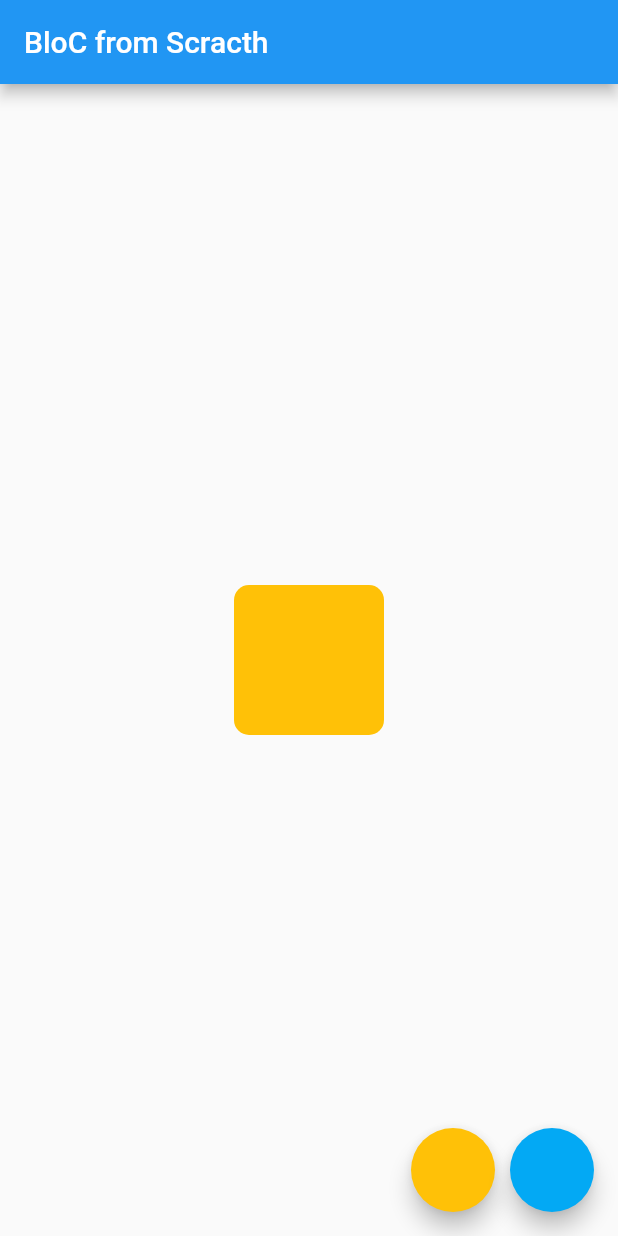
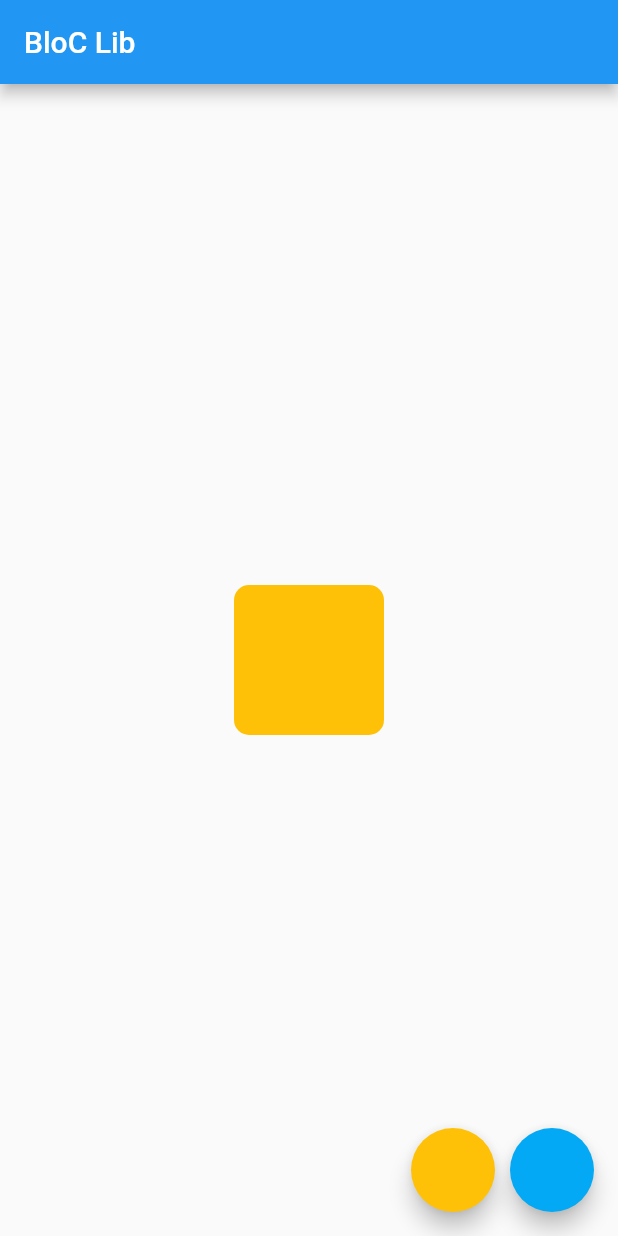
Before and after one commit to ajisyahroni/Flutter_7-BLoC, a Flutter app: the screen it shows after launch, on a phone screen of 412 x 824 dp. Run offline on Flutter 3.47's test engine with Material 2 defaults, Android fonts, the phone set to English and light mode, and no system bars.

Commit message:
INIT: init main.dart for bloc lib

```diff
--- a/lib/main.dart
+++ b/lib/main.dart
@@ -2,19 +2,20 @@ import 'package:flutter/material.dart';
 
 void main() => runApp(MyApp());
 
-class MyApp extends StatefulWidget {
-  @override
-  _MyAppState createState() => _MyAppState();
-}
-
-class _MyAppState extends State<MyApp> {
-  String _title = 'BloC from Scracth';
-
+class MyApp extends StatelessWidget {
   @override
   Widget build(BuildContext context) {
     return MaterialApp(
-      title: _title,
-      home: Scaffold(
+      home: MainPage(),
+    );
+  }
+}
+
+class MainPage extends StatelessWidget {
+  String _title = 'BloC Lib';
+  @override
+  Widget build(BuildContext context) {
+    return Scaffold(
       appBar: AppBar(
         title: Text(_title),
       ),
@@ -44,7 +45,6 @@ class _MyAppState extends State<MyApp> {
           height: 100,
         ),
       ),
-      ),
     );
   }
 }
```
Lines whose indentation alone changed are shown as unchanged.
